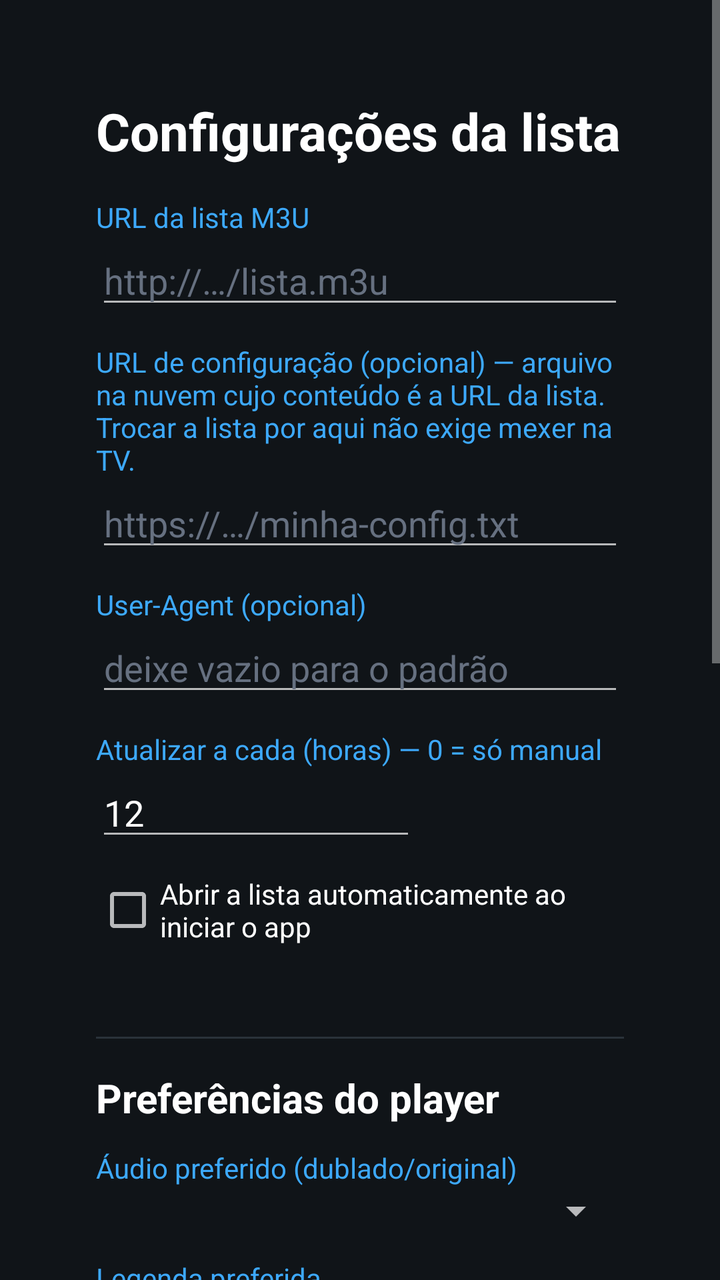
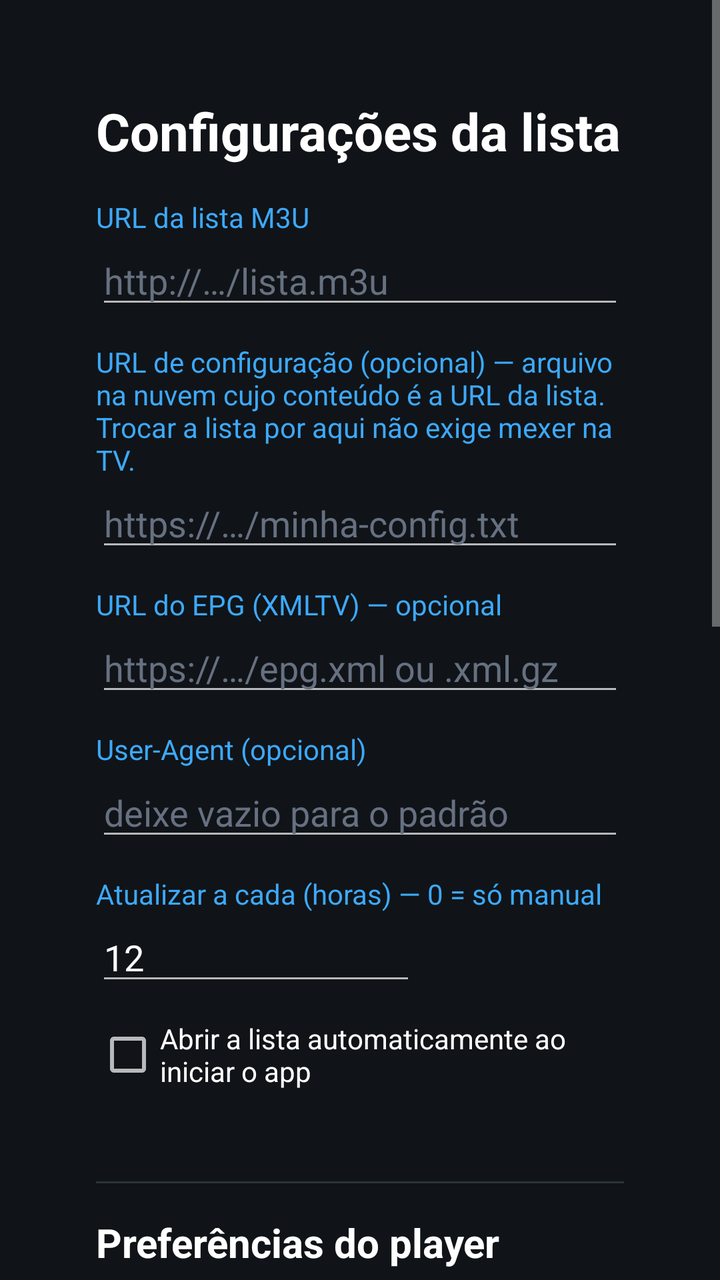

Compare the two renders of this Android layout. The source of the first and the diff that turns it into the second are given below.
<!-- AndroidManifest.xml: activity theme Theme.Player -->
<!-- res/layout/activity_settings.xml -->
<?xml version="1.0" encoding="utf-8"?>
<ScrollView xmlns:android="http://schemas.android.com/apk/res/android"
    android:layout_width="match_parent"
    android:layout_height="match_parent"
    android:background="#101418"
    android:fillViewport="true">

    <LinearLayout
        android:layout_width="match_parent"
        android:layout_height="wrap_content"
        android:orientation="vertical"
        android:padding="48dp">

        <TextView
            android:layout_width="wrap_content"
            android:layout_height="wrap_content"
            android:text="Configurações da lista"
            android:textColor="#FFFFFF"
            android:textSize="26sp"
            android:textStyle="bold" />

        <TextView
            android:layout_width="wrap_content"
            android:layout_height="wrap_content"
            android:layout_marginTop="16dp"
            android:text="URL da lista M3U"
            android:textColor="#3DA9FC" />

        <EditText
            android:id="@+id/set_url"
            android:layout_width="match_parent"
            android:layout_height="wrap_content"
            android:hint="http://…/lista.m3u"
            android:inputType="textUri"
            android:singleLine="true"
            android:textColor="#FFFFFF"
            android:textColorHint="#667080" />

        <TextView
            android:layout_width="wrap_content"
            android:layout_height="wrap_content"
            android:layout_marginTop="12dp"
            android:text="URL de configuração (opcional) — arquivo na nuvem cujo conteúdo é a URL da lista. Trocar a lista por aqui não exige mexer na TV."
            android:textColor="#3DA9FC" />

        <EditText
            android:id="@+id/set_config"
            android:layout_width="match_parent"
            android:layout_height="wrap_content"
            android:hint="https://…/minha-config.txt"
            android:inputType="textUri"
            android:singleLine="true"
            android:textColor="#FFFFFF"
            android:textColorHint="#667080" />

        <TextView
            android:layout_width="wrap_content"
            android:layout_height="wrap_content"
            android:layout_marginTop="12dp"
            android:text="User-Agent (opcional)"
            android:textColor="#3DA9FC" />

        <EditText
            android:id="@+id/set_ua"
            android:layout_width="match_parent"
            android:layout_height="wrap_content"
            android:hint="deixe vazio para o padrão"
            android:inputType="text"
            android:singleLine="true"
            android:textColor="#FFFFFF"
            android:textColorHint="#667080" />

        <TextView
            android:layout_width="wrap_content"
            android:layout_height="wrap_content"
            android:layout_marginTop="12dp"
            android:text="Atualizar a cada (horas) — 0 = só manual"
            android:textColor="#3DA9FC" />

        <EditText
            android:id="@+id/set_refresh"
            android:layout_width="160dp"
            android:layout_height="wrap_content"
            android:inputType="number"
            android:singleLine="true"
            android:text="12"
            android:textColor="#FFFFFF" />

        <CheckBox
            android:id="@+id/set_auto"
            android:layout_width="wrap_content"
            android:layout_height="wrap_content"
            android:layout_marginTop="12dp"
            android:text="Abrir a lista automaticamente ao iniciar o app"
            android:textColor="#FFFFFF" />

        <TextView
            android:id="@+id/set_info"
            android:layout_width="wrap_content"
            android:layout_height="wrap_content"
            android:layout_marginTop="8dp"
            android:textColor="#9AA4AE"
            android:textSize="13sp" />

        <View
            android:layout_width="match_parent"
            android:layout_height="1dp"
            android:layout_marginTop="20dp"
            android:background="#2A323A" />

        <TextView
            android:layout_width="wrap_content"
            android:layout_height="wrap_content"
            android:layout_marginTop="16dp"
            android:text="Preferências do player"
            android:textColor="#FFFFFF"
            android:textSize="20sp"
            android:textStyle="bold" />

        <TextView android:layout_width="wrap_content" android:layout_height="wrap_content"
            android:layout_marginTop="12dp" android:text="Áudio preferido (dublado/original)" android:textColor="#3DA9FC" />
        <Spinner android:id="@+id/set_audio_lang" android:layout_width="match_parent" android:layout_height="wrap_content" />

        <TextView android:layout_width="wrap_content" android:layout_height="wrap_content"
            android:layout_marginTop="12dp" android:text="Legenda preferida" android:textColor="#3DA9FC" />
        <Spinner android:id="@+id/set_sub_lang" android:layout_width="match_parent" android:layout_height="wrap_content" />

        <TextView android:layout_width="wrap_content" android:layout_height="wrap_content"
            android:layout_marginTop="12dp" android:text="Tamanho da legenda" android:textColor="#3DA9FC" />
        <Spinner android:id="@+id/set_sub_size" android:layout_width="match_parent" android:layout_height="wrap_content" />

        <TextView android:layout_width="wrap_content" android:layout_height="wrap_content"
            android:layout_marginTop="12dp" android:text="Aspecto padrão" android:textColor="#3DA9FC" />
        <Spinner android:id="@+id/set_aspect" android:layout_width="match_parent" android:layout_height="wrap_content" />

        <TextView android:layout_width="wrap_content" android:layout_height="wrap_content"
            android:layout_marginTop="12dp" android:text="Qualidade da conexão (início mais alto)" android:textColor="#3DA9FC" />
        <Spinner android:id="@+id/set_conn" android:layout_width="match_parent" android:layout_height="wrap_content" />

        <CheckBox android:id="@+id/set_force_max" android:layout_width="wrap_content" android:layout_height="wrap_content"
            android:layout_marginTop="12dp" android:text="Travar sempre na máxima qualidade" android:textColor="#FFFFFF" />
        <CheckBox android:id="@+id/set_resume" android:layout_width="wrap_content" android:layout_height="wrap_content"
            android:text="Continuar de onde parou" android:textColor="#FFFFFF" />
        <CheckBox android:id="@+id/set_retry" android:layout_width="wrap_content" android:layout_height="wrap_content"
            android:text="Reconectar automaticamente em falha" android:textColor="#FFFFFF" />

        <LinearLayout
            android:layout_width="match_parent"
            android:layout_height="wrap_content"
            android:layout_marginTop="20dp"
            android:orientation="horizontal">

            <Button
                android:id="@+id/set_save"
                android:layout_width="wrap_content"
                android:layout_height="wrap_content"
                android:text="Salvar" />

            <Button
                android:id="@+id/set_load_now"
                android:layout_width="wrap_content"
                android:layout_height="wrap_content"
                android:layout_marginStart="12dp"
                android:text="Carregar agora" />

            <Button
                android:id="@+id/set_clear_cache"
                android:layout_width="wrap_content"
                android:layout_height="wrap_content"
                android:layout_marginStart="12dp"
                android:text="Limpar cache" />
        </LinearLayout>
    </LinearLayout>
</ScrollView>
<!-- resources referenced by this layout -->
<resources>
  <style name="Theme.Player" parent="Theme.AppCompat.NoActionBar">
          <item name="android:windowNoTitle">true</item>
          <item name="android:windowFullscreen">true</item>
          <item name="android:windowBackground">@android:color/black</item>
      </style>
</resources>

<!-- the commit's change to res/layout/activity_settings.xml (unified diff, before → after) -->
@@ -48,6 +48,23 @@
             android:layout_width="match_parent"
             android:layout_height="wrap_content"
             android:hint="https://…/minha-config.txt"
+            android:inputType="textUri"
+            android:singleLine="true"
+            android:textColor="#FFFFFF"
+            android:textColorHint="#667080" />
+
+        <TextView
+            android:layout_width="wrap_content"
+            android:layout_height="wrap_content"
+            android:layout_marginTop="12dp"
+            android:text="URL do EPG (XMLTV) — opcional"
+            android:textColor="#3DA9FC" />
+
+        <EditText
+            android:id="@+id/set_epg"
+            android:layout_width="match_parent"
+            android:layout_height="wrap_content"
+            android:hint="https://…/epg.xml ou .xml.gz"
             android:inputType="textUri"
             android:singleLine="true"
             android:textColor="#FFFFFF"
